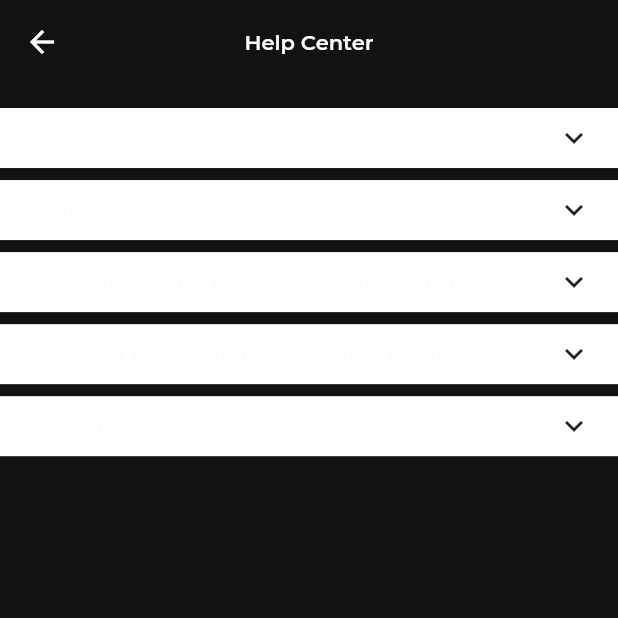
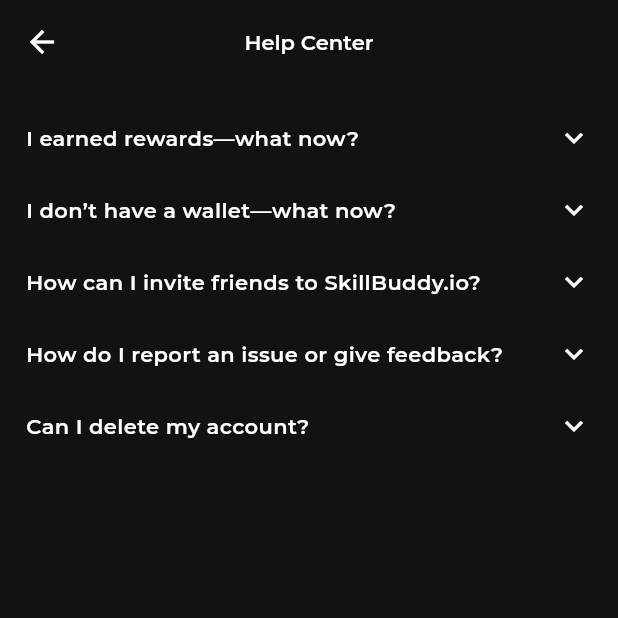
Before and after one commit to SayNode/skillbuddy-solana-flutter, a Flutter app: the HelpCenterPage screen opened directly, on a phone screen of 412 x 824 dp, the top half of it. Run offline on Flutter 3.47's test engine with Material 3 defaults, Android fonts, the phone set to English and light mode, and no system bars; our stand-ins replace auto_size_text, cached_network_image, dotted_border, extended_image, file, firebase_analytics and 25 more; missing offline and left inert: cached_network_image_platform_interface, firebase_app_check, flutter_branch_sdk, flutter_exif_rotation, is_first_run, solana and 2 more; accounts and stored records are empty; project files that could hold a hidden picture were left out.

Commit message:
Refactor ExpandableTile to use theme colors and improve code clarity

```diff
--- a/lib/widget/expandable_tile.dart
+++ b/lib/widget/expandable_tile.dart
@@ -1,6 +1,8 @@
 import 'package:flutter/material.dart';
 import 'package:get/get.dart';
 
+import '../service/theme_service.dart';
+import '../theme/theme.dart';
 import '../util/util.dart';
 
 class ExpandableTile extends StatelessWidget {
@@ -17,9 +19,12 @@ class ExpandableTile extends StatelessWidget {
 
   @override
   Widget build(BuildContext context) {
+    final CustomTheme theme = Get.put(ThemeService()).theme;
+
     final RxBool expanded = false.obs;
     return Obx(
       () => Material(
+        color: Colors.transparent,
         child: InkWell(
           onTap: () => expanded.value = !expanded.value,
           child: Padding(
@@ -39,7 +44,10 @@ class ExpandableTile extends StatelessWidget {
                       AnimatedRotation(
                         turns: expanded.value ? 0.5 : 0,
                         duration: const Duration(milliseconds: 300),
-                        child: const Icon(Icons.expand_more),
+                        child: Icon(
+                          Icons.expand_more,
+                          color: theme.graphite,
+                        ),
                       ),
                     ],
                   ),
```
